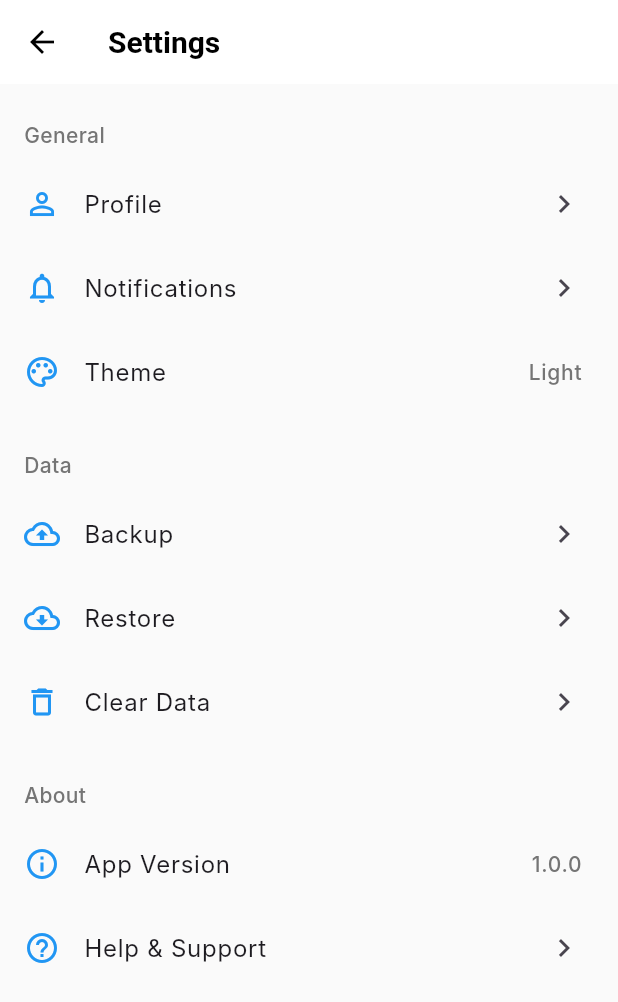
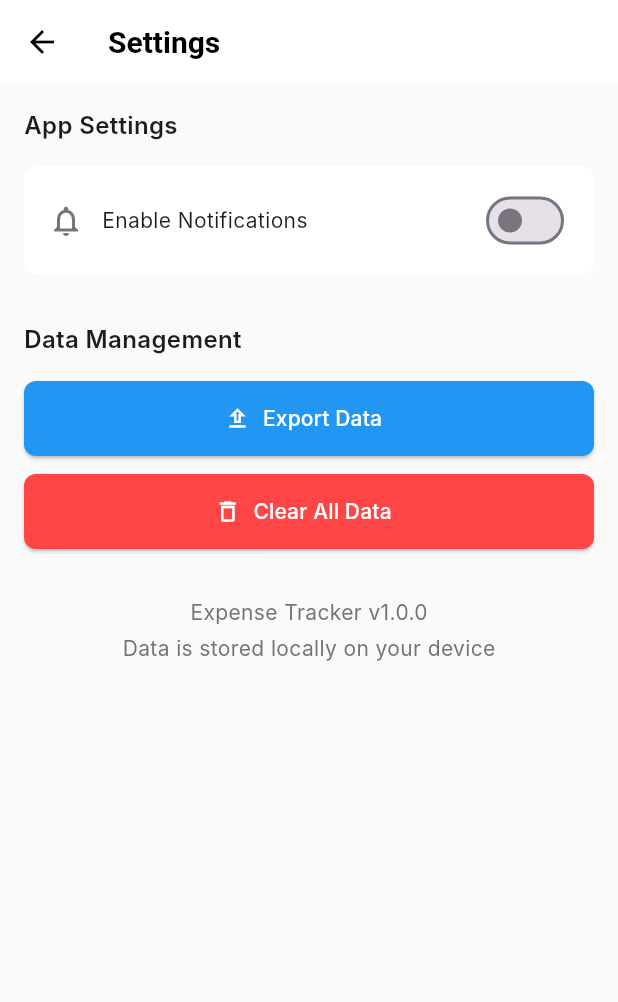
Before and after one commit to adityabhat09/flutter_application_1, a Flutter app: the SettingsScreen screen opened directly, on a phone screen of 412 x 824 dp. Shown: the top 1002 px of the screen. Run offline on Flutter 3.47's test engine with Material 3 defaults, Android fonts, the phone set to English and light mode, and no system bars; our stand-ins replace share_plus; Roboto replaces fonts that are missing (Inter).

Commit message:
settings

```diff
--- a/lib/screens/settings_screen.dart
+++ b/lib/screens/settings_screen.dart
@@ -1,8 +1,124 @@
 import 'package:flutter/material.dart';
 import '../constants/app_colors.dart';
+import '../main.dart' as main_data;
+import 'dart:convert';
+import 'package:path_provider/path_provider.dart';
+import 'dart:io';
+import 'package:share_plus/share_plus.dart';
 
-class SettingsScreen extends StatelessWidget {
+class SettingsScreen extends StatefulWidget {
   const SettingsScreen({super.key});
+
+  @override
+  State<SettingsScreen> createState() => _SettingsScreenState();
+}
+
+class _SettingsScreenState extends State<SettingsScreen> {
+  bool _notificationsEnabled = false;
+  bool _isExporting = false;
+
+  Future<void> _exportData() async {
+    setState(() {
+      _isExporting = true;
+    });
+
+    try {
+      // Convert expenses to JSON
+      final List<Map<String, dynamic>> expensesJson = main_data.sharedExpenses.map((expense) => {
+        'id': expense.id,
+        'title': expense.title,
+        'amount': expense.amount,
+        'date': expense.date.toIso8601String(),
+        'category': expense.category,
+      }).toList();
+
+      final Map<String, dynamic> exportData = {
+        'expenses': expensesJson,
+        'budget': main_data.sharedBudget,
+        'exportDate': DateTime.now().toIso8601String(),
+      };
+
+      final String jsonData = jsonEncode(exportData);
+
+      // Create a temporary file
+      final directory = await getTemporaryDirectory();
+      final timestamp = DateTime.now().millisecondsSinceEpoch;
+      final file = File('${directory.path}/expense_data_$timestamp.json');
+
+      // Write JSON data to the file
+      await file.writeAsString(jsonData);
+
+      // Share the file
+      await Share.shareXFiles(
+        [XFile(file.path)],
+        subject: 'Expense Tracker Data Export',
+      );
+
+      ScaffoldMessenger.of(context).showSnackBar(
+        SnackBar(
+          content: Text('Data exported: ${main_data.sharedExpenses.length} expenses'),
+          backgroundColor: AppColors.primaryBlue,
+          behavior: SnackBarBehavior.floating,
+        ),
+      );
+    } catch (e) {
+      ScaffoldMessenger.of(context).showSnackBar(
+        SnackBar(
+          content: Text('Export failed: ${e.toString()}'),
+          backgroundColor: Colors.red,
+          behavior: SnackBarBehavior.floating,
+        ),
+      );
+    } finally {
+      setState(() {
+        _isExporting = false;
+      });
+    }
+  }
+
+  void _clearAllData() {
+    showDialog(
+      context: context,
+      builder: (context) => AlertDialog(
+        title: const Text('Clear All Data'),
+        content: const Text(
+          'Are you sure you want to clear all data? This action cannot be undone.',
+        ),
+        actions: [
+          TextButton(
+            onPressed: () => Navigator.pop(context),
+            child: const Text('Cancel'),
+          ),
+          TextButton(
+            onPressed: () {
+              // Clear all expenses
+              main_data.sharedExpenses.clear();
+              // Reset budget to default
+              main_data.sharedBudget = 200.00;
+
+              Navigator.pop(context);
+
+              // Show confirmation
+              ScaffoldMessenger.of(context).showSnackBar(
+                const SnackBar(
+                  content: Text('All data cleared successfully'),
+                  backgroundColor: AppColors.deleteRed,
+                  behavior: SnackBarBehavior.floating,
+                ),
+              );
+
+              // Refresh UI
+              setState(() {});
+            },
+            style: TextButton.styleFrom(
+              foregroundColor: AppColors.deleteRed,
+            ),
+            child: const Text('Clear'),
+          ),
+        ],
+      ),
+    );
+  }
 
   @override
   Widget build(BuildContext context) {
@@ -19,110 +135,133 @@ class SettingsScreen extends StatelessWidget {
         backgroundColor: Colors.white,
         elevation: 0,
       ),
-      body: ListView(
+      body: SingleChildScrollView(
+        padding: const EdgeInsets.all(16.0),
+        child: Column(
+          crossAxisAlignment: CrossAxisAlignment.start,
           children: [
-          const _SectionHeader(title: 'General'),
-          _SettingsItem(
-            icon: Icons.person_outline,
-            title: 'Profile',
-            onTap: () {},
+            // App Settings section
+            const Text(
+              'App Settings',
+              style: TextStyle(
+                fontSize: 16,
+                fontWeight: FontWeight.w600,
               ),
-          _SettingsItem(
-            icon: Icons.notifications_outlined,
-            title: 'Notifications',
-            onTap: () {},
             ),
-          _SettingsItem(
-            icon: Icons.color_lens_outlined,
-            title: 'Theme',
-            value: 'Light',
-            onTap: () {},
+            const SizedBox(height: 16),
+
+            // Notification settings
+            Container(
+              decoration: BoxDecoration(
+                color: Colors.white,
+                borderRadius: BorderRadius.circular(8),
               ),
-
-          const _SectionHeader(title: 'Data'),
-          _SettingsItem(
-            icon: Icons.cloud_upload_outlined,
-            title: 'Backup',
-            onTap: () {},
+              child: Padding(
+                padding: const EdgeInsets.symmetric(horizontal: 16.0, vertical: 12.0),
+                child: Row(
+                  mainAxisAlignment: MainAxisAlignment.spaceBetween,
+                  children: [
+                    Row(
+                      children: [
+                        const Icon(Icons.notifications_outlined, color: AppColors.darkGrey),
+                        const SizedBox(width: 12),
+                        const Text('Enable Notifications'),
+                      ],
                     ),
-          _SettingsItem(
-            icon: Icons.cloud_download_outlined,
-            title: 'Restore',
-            onTap: () {},
-          ),
-          _SettingsItem(
-            icon: Icons.delete_outline,
-            title: 'Clear Data',
-            onTap: () {},
-          ),
-
-          const _SectionHeader(title: 'About'),
-          _SettingsItem(
-            icon: Icons.info_outline,
-            title: 'App Version',
-            value: '1.0.0',
-            onTap: null,
-          ),
-          _SettingsItem(
-            icon: Icons.help_outline,
-            title: 'Help & Support',
-            onTap: () {},
+                    Switch(
+                      value: _notificationsEnabled,
+                      onChanged: (value) {
+                        setState(() {
+                          _notificationsEnabled = value;
+                        });
+                      },
+                      activeColor: AppColors.primaryBlue,
                     ),
                   ],
                 ),
-    );
-  }
-}
+              ),
+            ),
 
-class _SectionHeader extends StatelessWidget {
-  final String title;
+            const SizedBox(height: 32),
 
-  const _SectionHeader({required this.title});
+            // Data Management section
+            const Text(
+              'Data Management',
+              style: TextStyle(
+                fontSize: 16,
+                fontWeight: FontWeight.w600,
+              ),
+            ),
+            const SizedBox(height: 16),
 
-  @override
-  Widget build(BuildContext context) {
-    return Padding(
-      padding: const EdgeInsets.fromLTRB(16, 24, 16, 8),
-      child: Text(
-        title,
-        style: const TextStyle(
+            // Export Data button
+            ElevatedButton.icon(
+              onPressed: _isExporting ? null : _exportData,
+              icon: _isExporting
+                ? const SizedBox(
+                    width: 20,
+                    height: 20,
+                    child: CircularProgressIndicator(
+                      color: Colors.white,
+                      strokeWidth: 2,
+                    )
+                  )
+                : const Icon(Icons.upload_outlined),
+              label: Text(_isExporting ? 'Exporting...' : 'Export Data'),
+              style: ElevatedButton.styleFrom(
+                backgroundColor: AppColors.primaryBlue,
+                foregroundColor: Colors.white,
+                minimumSize: const Size(double.infinity, 50),
+                shape: RoundedRectangleBorder(
+                  borderRadius: BorderRadius.circular(8),
+                ),
+              ),
+            ),
+
+            const SizedBox(height: 12),
+
+            // Clear All Data button
+            ElevatedButton.icon(
+              onPressed: _clearAllData,
+              icon: const Icon(Icons.delete_outline),
+              label: const Text('Clear All Data'),
+              style: ElevatedButton.styleFrom(
+                backgroundColor: const Color(0xFFFF4545), // Red
+                foregroundColor: Colors.white,
+                minimumSize: const Size(double.infinity, 50),
+                shape: RoundedRectangleBorder(
+                  borderRadius: BorderRadius.circular(8),
+                ),
+              ),
+            ),
+
+            const SizedBox(height: 32),
+
+            // App version and info
+            const Center(
+              child: Column(
+                children: [
+                  Text(
+                    'Expense Tracker v1.0.0',
+                    style: TextStyle(
                       color: AppColors.darkGrey,
                       fontSize: 14,
-          fontWeight: FontWeight.w500,
+                    ),
+                  ),
+                  SizedBox(height: 4),
+                  Text(
+                    'Data is stored locally on your device',
+                    style: TextStyle(
+                      color: AppColors.darkGrey,
+                      fontSize: 14,
+                    ),
+                  ),
+                ],
+              ),
+            ),
+          ],
         ),
       ),
     );
   }
 }
-
-class _SettingsItem extends StatelessWidget {
-  final IconData icon;
-  final String title;
-  final String? value;
-  final VoidCallback? onTap;
-
-  const _SettingsItem({
-    required this.icon,
-    required this.title,
-    this.value,
-    this.onTap,
-  });
-
-  @override
-  Widget build(BuildContext context) {
-    return ListTile(
-      leading: Icon(icon, color: AppColors.primaryBlue),
-      title: Text(title),
-      trailing: value != null
-        ? Text(
-            value!,
-            style: const TextStyle(
-              color: AppColors.darkGrey,
-              fontSize: 14,
-            ),
-          )
-        : const Icon(Icons.chevron_right),
-      onTap: onTap,
-    );
-  }
-}
--- a/pubspec.yaml
+++ b/pubspec.yaml
@@ -30,6 +30,8 @@ dependencies:
   flutter:
     sdk: flutter
   intl: ^0.19.0
+  path_provider: ^2.1.2
+  share_plus: ^7.2.1
 
   # The following adds the Cupertino Icons font to your application.
   # Use with the CupertinoIcons class for iOS style icons.
```
Also changed, not shown: pubspec.lock, 5 other files. Lines whose indentation alone changed are shown as unchanged.
